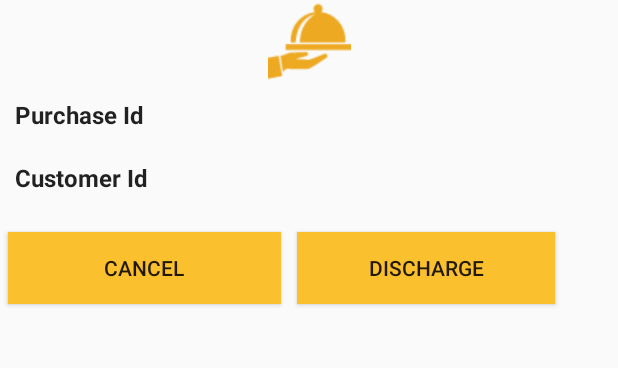
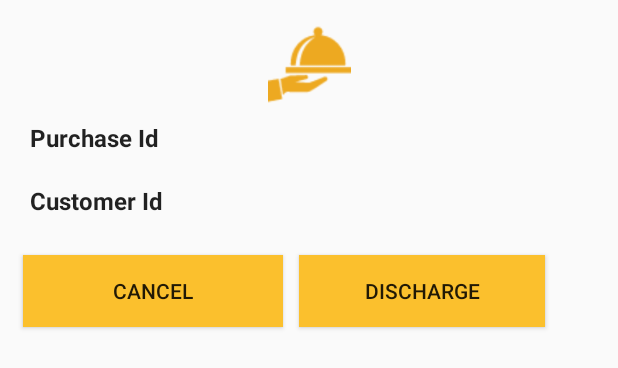
Before and after one commit to kaymint/Cafeteria2, an Android app: the layout custom_dialog.xml on its own in the app's theme, with its tools: preview values and no code run, on a phone screen of 412 x 824 dp. Shown: the top 368 px of the screen. Run offline under Robolectric (Android 15) with nearby library versions, the phone set to English and light mode, and no system bars.

```diff
--- a/app/build.gradle
+++ b/app/build.gradle
@@ -27,4 +27,6 @@ dependencies {
     compile 'com.android.support:cardview-v7:23.0.+'
     compile 'com.android.support:recyclerview-v7:23.0.+'
     compile 'com.mcxiaoke.volley:library-aar:1.0.0'
+    compile 'com.parse.bolts:bolts-android:1.+'
+    compile fileTree(dir: 'libs', include: 'Parse-*.jar')
 }
--- a/app/src/main/res/layout/custom_dialog.xml
+++ b/app/src/main/res/layout/custom_dialog.xml
@@ -2,7 +2,8 @@
     android:layout_width="fill_parent"
     android:layout_height="fill_parent"
     android:orientation="vertical"
-    android:weightSum="1">
+    android:weightSum="1"
+    android:padding="10dp">
 
 
     <ImageView
@@ -11,7 +12,8 @@
         android:id="@+id/dialogIcon"
         android:layout_gravity="center_horizontal"
         android:layout_weight="0.06"
-        android:src="@drawable/covered" />
+        android:src="@drawable/covered"
+        android:paddingTop="5dp" />
 
     <TextView
         android:layout_width="fill_parent"
--- a/app/src/main/res/values/strings.xml
+++ b/app/src/main/res/values/strings.xml
@@ -1,5 +1,5 @@
 <resources>
-    <string name="app_name">Cafeteria2</string>
+    <string name="app_name">Cafeteria</string>
     <string name="action_settings">Settings</string>
     <string name="action_tools">Tools</string>
     <string name="section_format">Hello World from section: %1$d</string>
```
Also changed, not shown: app/src/main/java/com/example/streethustling/cafeteria2/AppConfig.java (added, +13 -0 lines), app/src/main/java/com/example/streethustling/cafeteria2/ParseUtils.java (added, +8 -0 lines), app/libs/Parse-1.11.0.jar (added), 1 other file.
